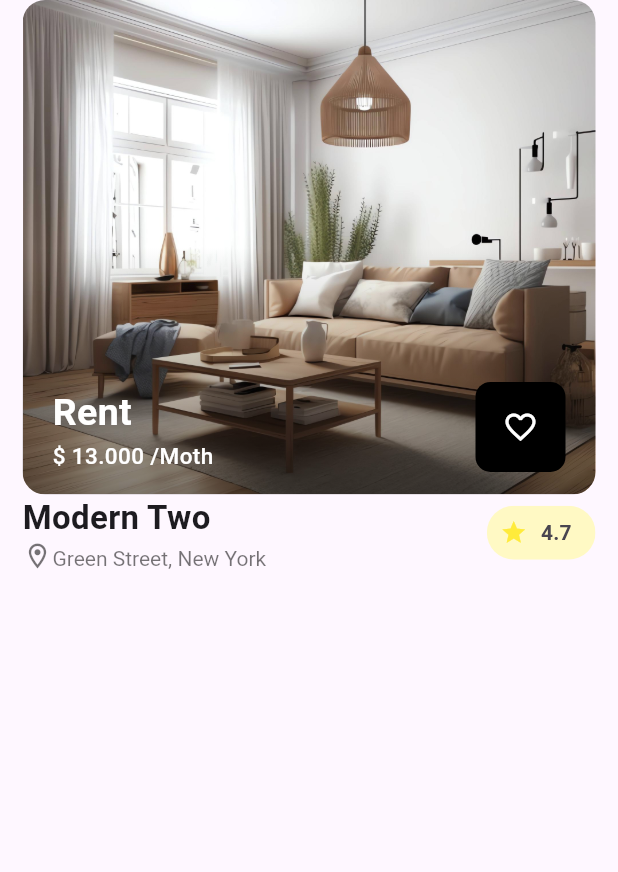
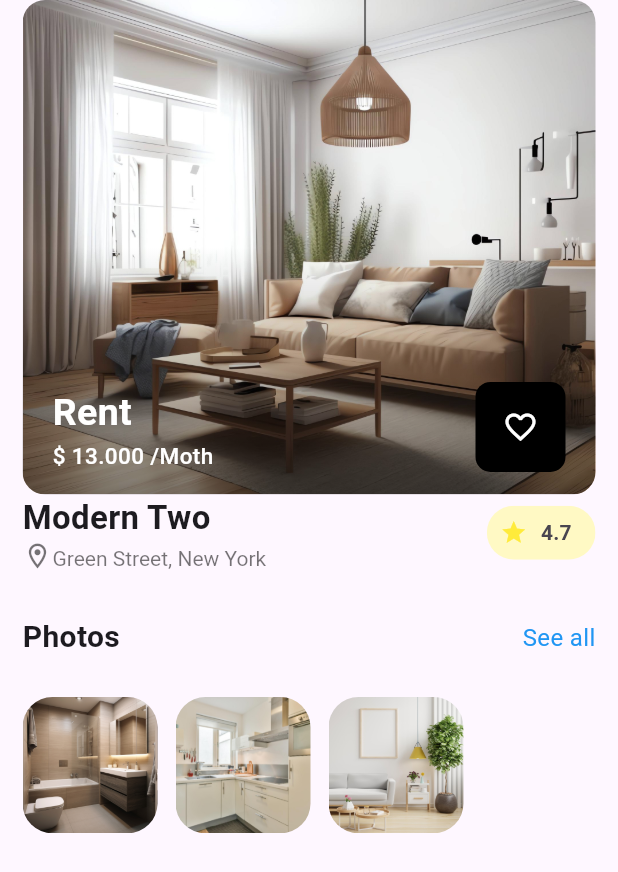
Before and after one commit to jhongo/Flutter_Rental_App, a Flutter app: the DetailsScreen screen opened directly with sample values from the repository, on a phone screen of 412 x 824 dp. Shown: the top 872 px of the screen. Run offline on Flutter 3.47's test engine with Material 3 defaults, Android fonts, the phone set to English and light mode, and no system bars; our stand-ins replace flutter_riverpod, font_awesome_flutter; network calls fail.

Commit message:
📱 [ADD] Create list Images
[ADD] Create list Images

```diff
--- a/lib/presentation/screens/details/details_screen.dart
+++ b/lib/presentation/screens/details/details_screen.dart
@@ -1,6 +1,7 @@
 import 'package:flutter/material.dart';
 import 'package:flutter_property_rental_ui/infrastructure/models/property.dart';
 import 'package:flutter_property_rental_ui/presentation/screens/details/widgets/imagen_main.dart';
+import 'package:flutter_property_rental_ui/presentation/screens/details/widgets/list_images.dart';
 import 'package:flutter_property_rental_ui/presentation/screens/details/widgets/title_property.dart';
 
 class DetailsScreen extends StatelessWidget {
@@ -27,7 +28,8 @@ class DetailsScreen extends StatelessWidget {
                 name: property.model,
                 location: property.address,
                 qualitify: property.qualitify
-              )
+              ),
+              ListImages(images: property.photos)
             ],
           ),
         ),
--- /dev/null
+++ b/lib/presentation/screens/details/widgets/list_images.dart
@@ -0,0 +1,50 @@
+import 'package:flutter/material.dart';
+
+
+class ListImages extends StatelessWidget {
+  final List<String> images;
+  const ListImages({super.key, required this.images});
+
+  @override
+  Widget build(BuildContext context) {
+    return SizedBox(
+      width: MediaQuery.of(context).size.width,
+      height: 175,
+      child: Column(
+        children: [
+          const Padding(
+            padding: EdgeInsets.fromLTRB(0, 30, 0, 25),
+            child: Row(
+              children: [
+                Text('Photos', style: TextStyle(fontSize: 20, fontWeight: FontWeight.bold),),
+                Spacer(),
+                Text('See all', style: TextStyle(fontSize: 16, color: Colors.blue),)
+              ],
+            ),
+          ),
+          Expanded(
+            child: ListView.builder(
+                  scrollDirection: Axis.horizontal,
+                  itemCount: images.length,
+                  itemBuilder: (context, index) {
+            return Padding(
+              padding: const EdgeInsets.fromLTRB(0, 0, 12, 0),
+              child: ClipRRect(
+                borderRadius: BorderRadius.circular(20),
+                child: Image.asset(
+                  images[index],
+                  width: 90,
+                  height: 90,
+                  fit: BoxFit.cover,
+                ),
+              ),
+            );
+                  },
+                ),
+          )
+        ],
+      )
+
+    );
+  }
+}
--- a/lib/presentation/screens/details/widgets/title_property.dart
+++ b/lib/presentation/screens/details/widgets/title_property.dart
@@ -1,5 +1,3 @@
-import 'dart:ffi';
-
 import 'package:flutter/material.dart';
 
 
```
